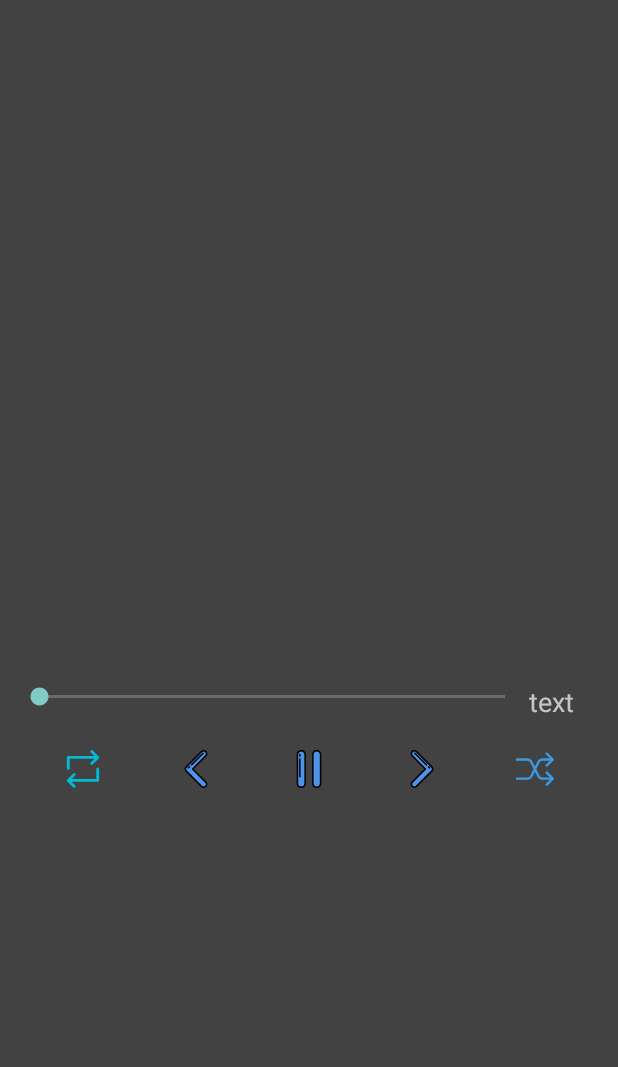
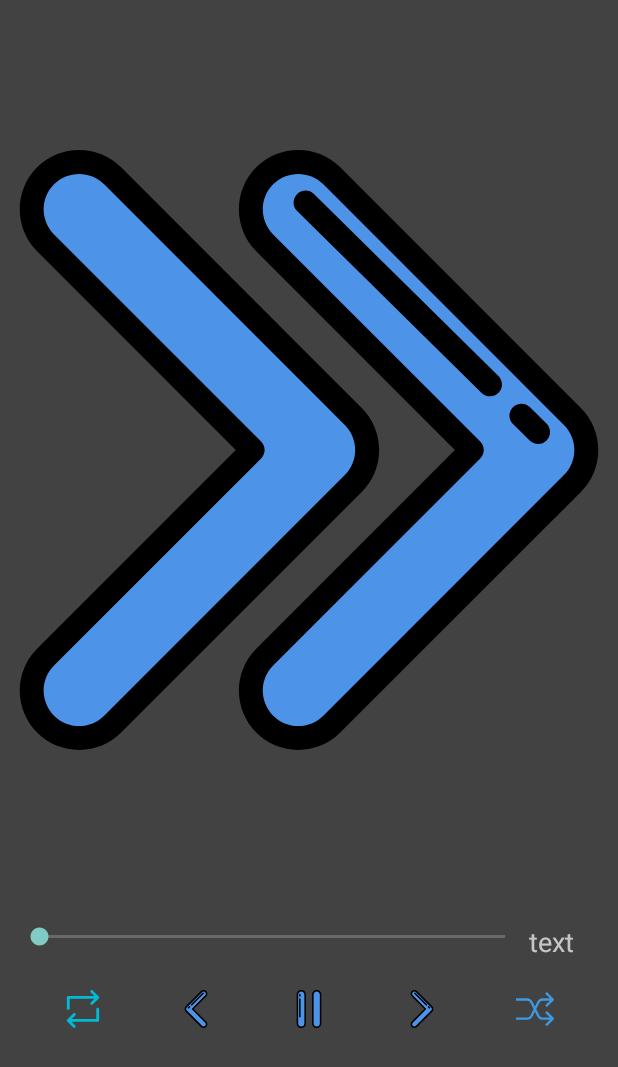
Before and after one commit to ms-alavi/MusicPlayer, an Android app: the PlayerFragment screen opened directly, with no data from a screen before it, on a phone screen of 412 x 824 dp. Shown: the top 1067 px of the screen. Run offline under Robolectric (Android 15) with nearby library versions, the phone set to English and light mode, and no system bars; our stand-ins replace data binding; 8 statements that could not run were skipped.

Commit message:
Add picture to player fragment

```diff
--- a/app/src/main/java/com/example/playmusic/controller/activity/MusicPlayerService.java
+++ b/app/src/main/java/com/example/playmusic/controller/activity/MusicPlayerService.java
@@ -12,7 +12,7 @@ import android.media.MediaPlayer;
 import android.os.Binder;
 import android.os.Build;
 import android.os.IBinder;
-import android.widget.Toast;
+import android.util.Log;
 
 import androidx.annotation.RequiresApi;
 import androidx.core.app.NotificationCompat;
@@ -43,7 +43,7 @@ public class MusicPlayerService extends Service implements MediaPlayer.OnPrepare
     @Override
     public IBinder onBind(Intent intent) {
         mMusic = (Music) intent.getSerializableExtra(EXTRA_MUSIC);
-
+        mMediaPlayer = new MediaPlayer();
         play(mMusic);
         return mIBinder;
     }
@@ -100,8 +100,7 @@ public class MusicPlayerService extends Service implements MediaPlayer.OnPrepare
     }
 
     public void play(Music music) {
-        mMediaPlayer = new MediaPlayer();
-        Toast.makeText(this, ""+mMediaPlayer, Toast.LENGTH_SHORT).show();
+
 
         try {
             //player.setDataSource(afd.getFileDescriptor(),afd.getStartOffset(),afd.getLength());
@@ -115,15 +114,12 @@ public class MusicPlayerService extends Service implements MediaPlayer.OnPrepare
             //mMediaPlayer.prepareAsync(); // prepare async to not block main thread
             mMediaPlayer.prepare();
             mMediaPlayer.start();
-            mMediaPlayer.setOnCompletionListener(new MediaPlayer.OnCompletionListener() {
-                @Override
-                public void onCompletion(MediaPlayer mp) {
-                    stopForeground(true);
-                    stopSelf();
-                }
+            mMediaPlayer.setOnCompletionListener(mp -> {
+                stopForeground(true);
+                stopSelf();
             });
         } catch (IOException e) {
-            Toast.makeText(this, "Error is : " + music.getAssetPath(), Toast.LENGTH_SHORT).show();
+
         }
 
     }
--- a/app/src/main/java/com/example/playmusic/controller/fragment/PlayerFragment.java
+++ b/app/src/main/java/com/example/playmusic/controller/fragment/PlayerFragment.java
@@ -2,8 +2,11 @@ package com.example.playmusic.controller.fragment;
 
 import android.content.ComponentName;
 import android.content.Context;
-import android.content.Intent;
 import android.content.ServiceConnection;
+import android.content.res.AssetFileDescriptor;
+import android.graphics.Bitmap;
+import android.graphics.BitmapFactory;
+import android.media.MediaMetadataRetriever;
 import android.media.MediaPlayer;
 import android.os.Bundle;
 
@@ -16,11 +19,12 @@ import android.view.View;
 import android.view.ViewGroup;
 import com.example.playmusic.R;
 import com.example.playmusic.controller.activity.MusicPlayerService;
-import com.example.playmusic.controller.activity.PlayerActivity;
 import com.example.playmusic.databinding.FragmentPlayerBinding;
 import com.example.playmusic.model.Music;
+import com.example.playmusic.repository.PlayMusicRepository;
 
-import java.io.Serializable;
+import java.io.IOException;
+import java.util.List;
 import java.util.Timer;
 import java.util.TimerTask;
 import java.util.concurrent.TimeUnit;
@@ -35,6 +39,8 @@ public class PlayerFragment extends Fragment implements ServiceConnection {
     private int currentPosition;
     private boolean mIsServiceConnected;
     private Timer mTimer;
+    private PlayMusicRepository mPlayMusicRepository;
+    private List<Music> mMusics;
 
     public PlayerFragment() {
         // Required empty public constructor
@@ -55,12 +61,12 @@ public class PlayerFragment extends Fragment implements ServiceConnection {
         super.onCreate(savedInstanceState);
         if (getArguments() != null) {
             mMusic = (Music) getArguments().getSerializable(TAG_MUSIC_PLAYER);
-            //getActivity().startService(MusicPlayerService.newIntent(getActivity(),mMusic));
         }
-        if (mMediaPlayer == null) {
-
-        }
-
+        getActivity().bindService(MusicPlayerService.newIntent(getActivity(), mMusic)
+                , this
+                , Context.BIND_AUTO_CREATE);
+        mPlayMusicRepository=PlayMusicRepository.getInstance(getActivity());
+        mMusics=mPlayMusicRepository.getMusics();
         mTimer = new Timer();
     }
 
@@ -68,18 +74,42 @@ public class PlayerFragment extends Fragment implements ServiceConnection {
     @Override
     public View onCreateView(LayoutInflater inflater, ViewGroup container,
                              Bundle savedInstanceState) {
-        // Inflate the layout for this fragment
-        // View view= inflater.inflate(R.layout.fragment_player, container, false);
-        /*MediaMetadataRetriever mmr = new MediaMetadataRetriever();
-        mmr.setDataSource(mMusic.getAssetPath());
-        String albumName = mmr.extractMetadata(MediaMetadataRetriever.METADATA_KEY_ALBUM);*/
+
         mBinding = DataBindingUtil.inflate(inflater, R.layout.fragment_player, container, false);
         if (mIsServiceConnected == true) {
             initViews();
             setListeners();
         }
+         MediaMetadataRetriever mmr = extractMetadataOfMp3();
+        String albumName = mmr.extractMetadata(MediaMetadataRetriever.METADATA_KEY_ALBUM);
+        byte[] artBytes =  mmr.getEmbeddedPicture();
+        if(artBytes!=null)
+        {
+            //     InputStream is = new ByteArrayInputStream(mmr.getEmbeddedPicture());
+            Bitmap bm = BitmapFactory.decodeByteArray(artBytes, 0, artBytes.length);
+            mBinding.imgPlayer.setImageBitmap(bm);
+        }
+        else
+        {
+            mBinding.imgPlayer.setImageDrawable(getResources().getDrawable(R.drawable.ic_fast_forward));
+        }
+        mBinding.txtSongNamePlayer.setText(mMusic.getName());
         // mBinding.txtSongNamePlayer.setText(albumName);
         return mBinding.getRoot();
+    }
+
+    private MediaMetadataRetriever extractMetadataOfMp3() {
+        MediaMetadataRetriever  mmr = new MediaMetadataRetriever();
+        AssetFileDescriptor afd = null;
+        try {
+            afd = getActivity().getAssets().openFd(mMusic.getAssetPath());
+        } catch (IOException e) {
+            e.printStackTrace();
+        }
+        mmr.setDataSource(afd.getFileDescriptor(),
+                afd.getStartOffset(),
+                afd.getLength());
+        return mmr;
     }
 
     private void initViews() {
@@ -97,11 +127,11 @@ public class PlayerFragment extends Fragment implements ServiceConnection {
     private void setListeners() {
         mBinding.btnPausePlay.setOnClickListener(v -> {
             if (mMediaPlayer.isPlaying()) {
-                mBinding.btnPausePlay.setBackgroundColor(R.drawable.ic_play_f);
+                mBinding.btnPausePlay.setImageResource(R.drawable.ic_play_f);
                 mMediaPlayer.pause();
                 currentPosition = mMediaPlayer.getCurrentPosition();
             } else {
-                mBinding.btnPausePlay.setBackgroundResource(R.drawable.ic_pause_f);
+                mBinding.btnPausePlay.setImageResource(R.drawable.ic_pause_f);
                 mMediaPlayer.start();
                 // TODO : Service
               /*  getActivity().startService(new Intent(getActivity(),MusicPlayerService.class));
@@ -111,8 +141,12 @@ public class PlayerFragment extends Fragment implements ServiceConnection {
             }
 
         });
+        mBinding.btnBackward.setOnClickListener(v -> {
+
+        });
 
     }
+
 
     private String showMusicTime(int duration) {
         String time = String.format("%2d : %02d ",
@@ -136,15 +170,12 @@ public class PlayerFragment extends Fragment implements ServiceConnection {
     @Override
     public void onStart() {
         super.onStart();
-        getActivity().bindService(MusicPlayerService.newIntent(getActivity(), mMusic)
-                , this
-                , Context.BIND_AUTO_CREATE);
+
 
     }
 
     @Override
     public void onServiceConnected(ComponentName name, IBinder service) {
-        MusicPlayerService.MusicPlayerBinder musicPlayerBinder = (MusicPlayerService.MusicPlayerBinder) service;
         MusicPlayerService musicPlayerService = ((MusicPlayerService.MusicPlayerBinder) service).getService();
         mMediaPlayer = musicPlayerService.getMediaPlayer();
         mIsServiceConnected = true;
--- a/app/src/main/res/layout-land/fragment_player.xml
+++ b/app/src/main/res/layout-land/fragment_player.xml
@@ -2,6 +2,7 @@
 <layout xmlns:android="http://schemas.android.com/apk/res/android"
     xmlns:app="http://schemas.android.com/apk/res-auto"
     xmlns:tools="http://schemas.android.com/tools">
+
     <RelativeLayout
         android:layout_width="match_parent"
         android:layout_height="match_parent"
@@ -11,11 +12,11 @@
         <ImageView
             android:id="@+id/img_player"
             android:layout_width="300dp"
-        android:layout_height="300dp"
+            android:layout_height="match_parent"
             android:layout_alignParentLeft="true"
             android:layout_centerHorizontal="true"
             android:layout_centerVertical="true"
-        android:layout_marginLeft="30dp"
+            android:layout_marginLeft="20dp"
             tools:srcCompat="@tools:sample/backgrounds/scenic" />
 
 
@@ -23,9 +24,9 @@
             android:id="@+id/txt_song_name_player"
             android:layout_width="match_parent"
             android:layout_height="25dp"
-        android:layout_marginBottom="30dp"
             android:layout_centerVertical="true"
             android:layout_marginHorizontal="50dp"
+            android:layout_marginBottom="30dp"
             android:layout_toRightOf="@+id/img_player"
             android:gravity="center"
             android:textSize="20sp"
@@ -33,19 +34,20 @@
             tools:text="test" />
 
         <LinearLayout
-        android:layout_toRightOf="@id/img_player"
             android:id="@+id/lnr_seek_bar"
             android:layout_width="match_parent"
             android:layout_height="wrap_content"
             android:layout_below="@+id/txt_song_name_player"
             android:layout_marginHorizontal="10dp"
             android:layout_marginTop="10dp"
+            android:layout_toRightOf="@id/img_player"
             android:orientation="horizontal">
+
             <SeekBar
                 android:id="@+id/seekBar_player"
                 android:layout_width="0dp"
+                android:layout_height="wrap_content"
                 android:layout_weight="3.5"
-            android:layout_height="wrap_content"
 
                 app:thumbColor="@color/blue"
                 app:tickColorInactive="@color/blue"
@@ -53,12 +55,12 @@
                 app:trackColorActive="@color/blue_light" />
 
             <TextView
-            android:textSize="18sp"
-            android:text="text"
                 android:id="@+id/txt_timer"
                 android:layout_width="0dp"
+                android:layout_height="wrap_content"
                 android:layout_weight="0.5"
-            android:layout_height="wrap_content"/>
+                android:text="text"
+                android:textSize="18sp" />
         </LinearLayout>
 
         <LinearLayout
@@ -87,11 +89,11 @@
                 android:layout_toLeftOf="@id/btn_pause_play"
                 android:background="@drawable/ic_backward" />
 
-        <Button
+            <ImageView
                 android:id="@+id/btn_pause_play"
                 android:layout_width="25dp"
                 android:layout_height="25dp"
-            android:background="@drawable/ic_pause_f" />
+                android:src="@drawable/ic_pause_f" />
 
             <Button
                 android:id="@+id/btn_forward"
--- a/app/src/main/res/layout/fragment_player.xml
+++ b/app/src/main/res/layout/fragment_player.xml
@@ -11,20 +11,21 @@
 
     <ImageView
         android:id="@+id/img_player"
-        android:layout_width="300dp"
-        android:layout_height="300dp"
+        android:layout_width="match_parent"
+        android:layout_height="400dp"
         android:layout_centerHorizontal="true"
         android:layout_marginTop="100dp"
         tools:srcCompat="@tools:sample/backgrounds/scenic" />
 
 
     <TextView
+
         android:id="@+id/txt_song_name_player"
         android:layout_width="match_parent"
         android:layout_height="25dp"
         android:layout_below="@+id/img_player"
         android:layout_marginHorizontal="50dp"
-        android:layout_marginTop="20dp"
+        android:layout_marginTop="80dp"
         android:gravity="center"
         android:textSize="20sp"
         android:textStyle="bold"
@@ -58,14 +59,14 @@
         android:layout_height="wrap_content"/>
 </LinearLayout>
 
-    <Button
+    <ImageView
         android:id="@+id/btn_pause_play"
         android:layout_width="25dp"
         android:layout_height="25dp"
         android:layout_below="@id/lnr_seek_bar"
         android:layout_centerHorizontal="true"
         android:layout_marginTop="20dp"
-        android:background="@drawable/ic_pause_f" />
+        android:src="@drawable/ic_pause_f" />
 
     <Button
         android:id="@+id/btn_forward"
```
Lines whose indentation alone changed are shown as unchanged.
